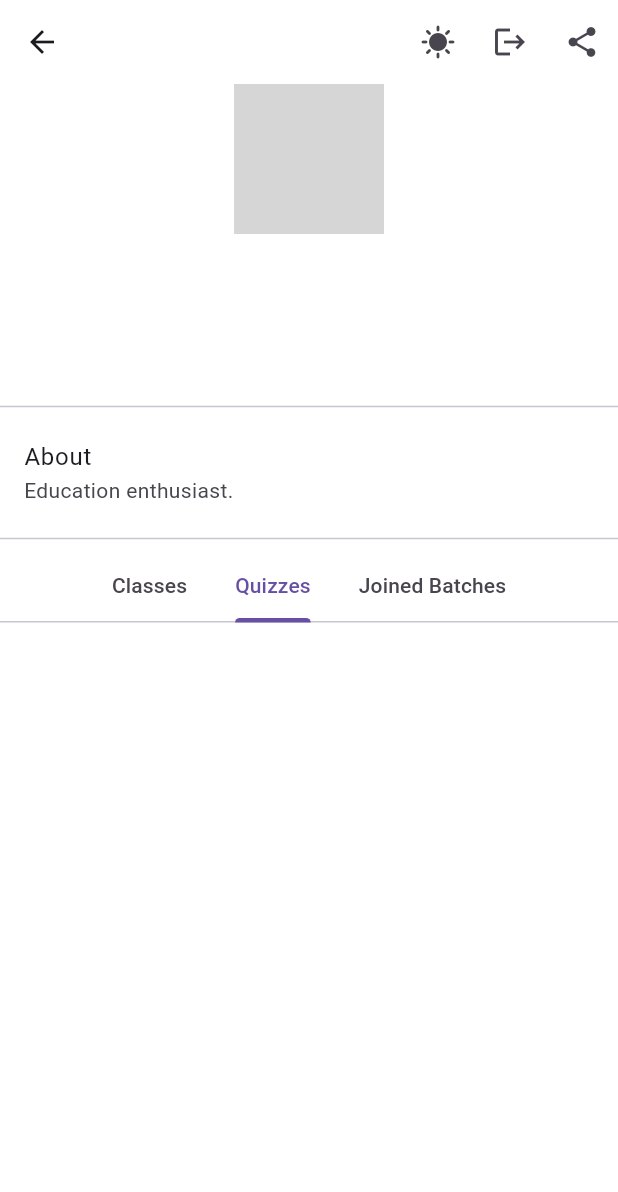
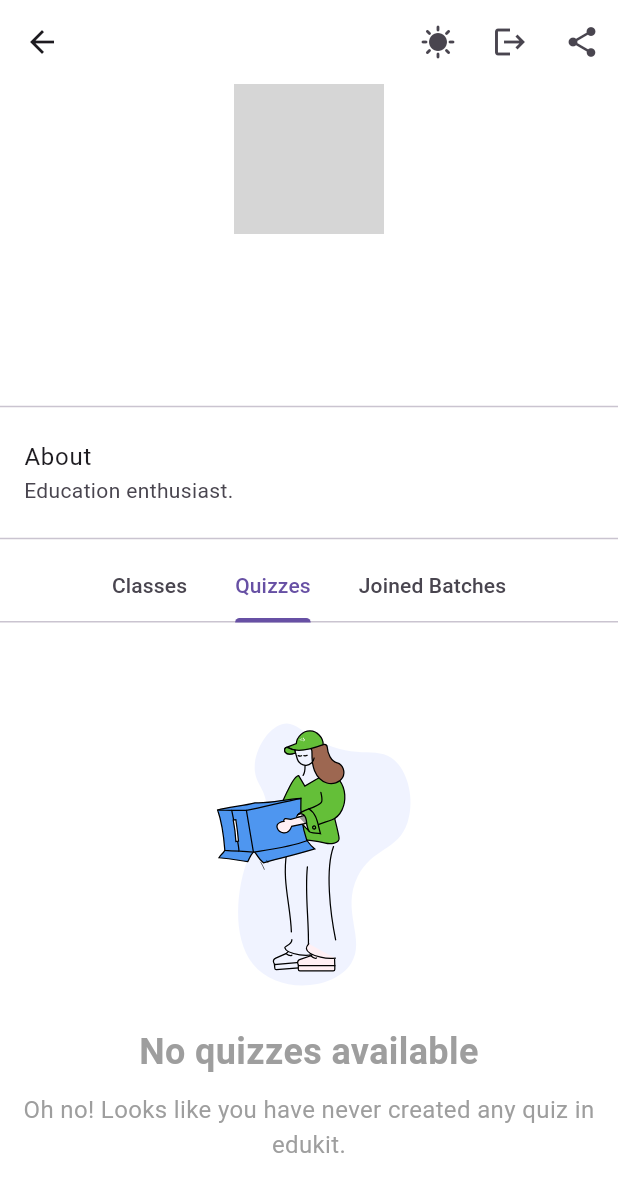
Before and after one commit to 45afeef/edutik, a Flutter app: the ProfilePage screen opened by its route, tab 2 chosen, on a phone screen of 412 x 824 dp. Shown: the top 1192 px of the screen. Run offline on Flutter 3.47's test engine with Material 3 defaults, Android fonts, the phone set to English and light mode, and no system bars; our stand-ins replace cloud_firestore, connectivity_plus, firebase_auth, firebase_core, firebase_crashlytics, flip_card and 12 more; accounts and stored records are empty; network calls fail; grey boxes are pictures that could not be loaded.

Commit message:
feat: add empty state handling for quizzes in QuizzesGrid widget

```diff
--- a/lib/src/features/homepage/p/profile/p/w/quizzes_grid_widget.dart
+++ b/lib/src/features/homepage/p/profile/p/w/quizzes_grid_widget.dart
@@ -4,6 +4,7 @@ import 'package:get/get.dart';
 import '/src/features/homepage/p/profile/p/profile_controller.dart';
 import '/src/features/homepage/p/w/loading.dart';
 import '/utils/routing/approute.dart';
+import '../../../w/empty_item.dart';
 
 class QuizzesGrid extends GetWidget<ProfileController> {
   const QuizzesGrid({super.key});
@@ -21,6 +22,13 @@ class QuizzesGrid extends GetWidget<ProfileController> {
           }
           // If the future is complete, display the data
           if (snapshort.hasData) {
+            if (snapshort.data!.isEmpty) {
+              return const EmptyItem(
+                itemName: 'quizzes',
+                message:
+                    'Oh no! Looks like you have never created any quiz in edukit.',
+              );
+            }
             return GridView.count(
               crossAxisSpacing: 1,
               mainAxisSpacing: 1,
--- a/lib/src/features/homepage/p/w/empty_item.dart
+++ b/lib/src/features/homepage/p/w/empty_item.dart
@@ -16,6 +16,7 @@ class EmptyItem extends StatelessWidget {
   @override
   Widget build(BuildContext context) {
     return Center(
+      child: SingleChildScrollView(
         child: Column(
           mainAxisAlignment: MainAxisAlignment.center,
           children: [
@@ -45,6 +46,7 @@ class EmptyItem extends StatelessWidget {
             ),
           ],
         ),
+      ),
     );
   }
 }
```
Lines whose indentation alone changed are shown as unchanged.
